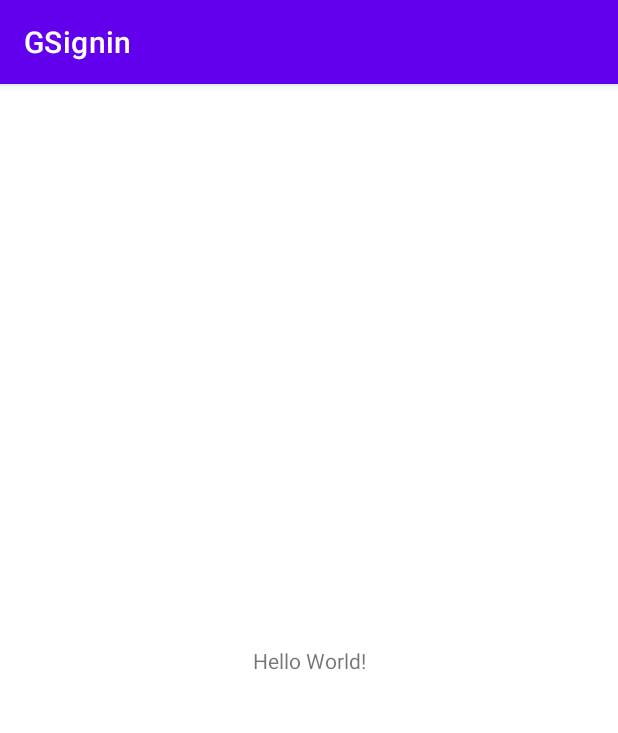
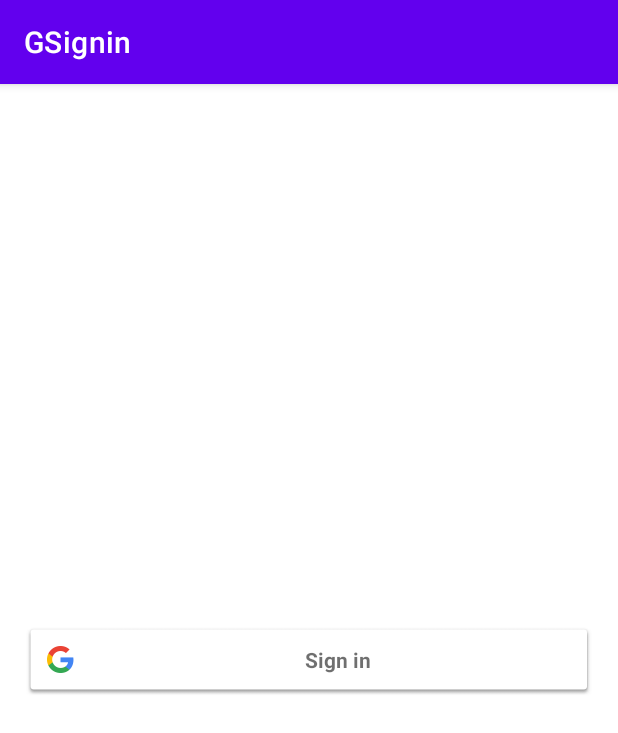
Before and after one commit to shaheenwork/GoogleSignin, an Android app: the screen it shows after launch (MainActivity), on a phone screen of 412 x 824 dp. Shown: the top 733 px of the screen. Run offline under Robolectric (Android 15) with nearby library versions, the phone set to English and light mode, and no system bars; our stand-ins replace Firebase (no records; nobody signed in at launch, a user with empty details on screens opened directly).

Commit message:
Google signin working

```diff
--- a/app/src/main/AndroidManifest.xml
+++ b/app/src/main/AndroidManifest.xml
@@ -1,7 +1,7 @@
 <?xml version="1.0" encoding="utf-8"?>
 <manifest xmlns:android="http://schemas.android.com/apk/res/android"
     xmlns:tools="http://schemas.android.com/tools">
-
+    <uses-permission android:name="android.permission.INTERNET"/>
     <application
         android:allowBackup="true"
         android:dataExtractionRules="@xml/data_extraction_rules"
--- a/app/src/main/java/com/example/gsignin/MainActivity.kt
+++ b/app/src/main/java/com/example/gsignin/MainActivity.kt
@@ -1,11 +1,84 @@
 package com.example.gsignin
 
+import android.content.Intent
 import androidx.appcompat.app.AppCompatActivity
 import android.os.Bundle
+import android.view.View
+import android.widget.Button
+import android.widget.Toast
+import com.google.android.gms.auth.api.signin.GoogleSignIn
+import com.google.android.gms.auth.api.signin.GoogleSignInAccount
+import com.google.android.gms.auth.api.signin.GoogleSignInClient
+import com.google.android.gms.auth.api.signin.GoogleSignInOptions
+import com.google.android.gms.common.SignInButton
+import com.google.android.gms.common.api.ApiException
+import com.google.android.gms.tasks.Task
+import com.google.firebase.FirebaseApp
+import com.google.firebase.auth.FirebaseAuth
+import com.google.firebase.auth.GoogleAuthProvider
 
 class MainActivity : AppCompatActivity() {
+    lateinit var mGoogleSignInClient: GoogleSignInClient
+    val Req_Code: Int = 123
+    private lateinit var firebaseAuth: FirebaseAuth
+
     override fun onCreate(savedInstanceState: Bundle?) {
         super.onCreate(savedInstanceState)
         setContentView(R.layout.activity_main)
+
+        FirebaseApp.initializeApp(this)
+
+        val Signin:SignInButton = findViewById(R.id.bt_sign_in);
+
+        val gso = GoogleSignInOptions.Builder(GoogleSignInOptions.DEFAULT_SIGN_IN)
+            .requestIdToken(getString(R.string.web_client_id))
+            .requestEmail()
+            .build()
+
+        mGoogleSignInClient = GoogleSignIn.getClient(this, gso)
+        firebaseAuth = FirebaseAuth.getInstance()
+
+        Signin.setOnClickListener { view: View? ->
+            Toast.makeText(this, "Logging In", Toast.LENGTH_SHORT).show()
+            signInGoogle()
+        }
+
+
     }
+
+    private fun signInGoogle() {
+        val signInIntent: Intent = mGoogleSignInClient.signInIntent
+        startActivityForResult(signInIntent, Req_Code)
+    }
+
+    // onActivityResult() function : this is where
+    // we provide the task and data for the Google Account
+    override fun onActivityResult(requestCode: Int, resultCode: Int, data: Intent?) {
+        super.onActivityResult(requestCode, resultCode, data)
+        if (requestCode == Req_Code) {
+            val task: Task<GoogleSignInAccount> = GoogleSignIn.getSignedInAccountFromIntent(data)
+            handleResult(task)
+        }
+    }
+
+    private fun handleResult(completedTask: Task<GoogleSignInAccount>) {
+        try {
+            val account: GoogleSignInAccount? = completedTask.getResult(ApiException::class.java)
+            if (account != null) {
+                UpdateUI(account)
+            }
+        } catch (e: ApiException) {
+            Toast.makeText(this, e.toString(), Toast.LENGTH_SHORT).show()
+        }
+    }
+
+    private fun UpdateUI(account: GoogleSignInAccount) {
+        val credential = GoogleAuthProvider.getCredential(account.idToken, null)
+        firebaseAuth.signInWithCredential(credential).addOnCompleteListener { task ->
+            if (task.isSuccessful) {
+                Toast.makeText(this,account.email,Toast.LENGTH_LONG).show()
+            }
+        }
+    }
+
 }
--- a/app/src/main/res/layout/activity_main.xml
+++ b/app/src/main/res/layout/activity_main.xml
@@ -1,18 +1,21 @@
 <?xml version="1.0" encoding="utf-8"?>
-<androidx.constraintlayout.widget.ConstraintLayout xmlns:android="http://schemas.android.com/apk/res/android"
+<LinearLayout xmlns:android="http://schemas.android.com/apk/res/android"
     xmlns:app="http://schemas.android.com/apk/res-auto"
     xmlns:tools="http://schemas.android.com/tools"
     android:layout_width="match_parent"
+    android:layout_gravity="center"
+    android:gravity="center"
     android:layout_height="match_parent"
     tools:context=".MainActivity">
 
-    <TextView
-        android:layout_width="wrap_content"
+    <com.google.android.gms.common.SignInButton
+        android:id="@+id/bt_sign_in"
+        android:layout_width="match_parent"
         android:layout_height="wrap_content"
-        android:text="Hello World!"
-        app:layout_constraintBottom_toBottomOf="parent"
-        app:layout_constraintEnd_toEndOf="parent"
-        app:layout_constraintStart_toStartOf="parent"
-        app:layout_constraintTop_toTopOf="parent" />
+        android:layout_centerInParent="true"
+        android:layout_marginStart="16dp"
+        android:layout_marginTop="16dp"
+        android:layout_marginEnd="16dp"
+        android:layout_marginBottom="16dp" />
 
-</androidx.constraintlayout.widget.ConstraintLayout>
+</LinearLayout>
--- a/app/src/main/res/values/strings.xml
+++ b/app/src/main/res/values/strings.xml
@@ -1,3 +1,4 @@
 <resources>
     <string name="app_name">GSignin</string>
+    <string name="web_client_id">196015526601-59j49c91ckdpfqfcf2hpspfd78vo23gr.apps.googleusercontent.com</string>
 </resources>
--- a/build.gradle
+++ b/build.gradle
@@ -1,4 +1,8 @@
-// Top-level build file where you can add configuration options common to all sub-projects/modules.
+buildscript {
+    dependencies {
+        classpath 'com.google.gms:google-services:4.3.14'
+    }
+}// Top-level build file where you can add configuration options common to all sub-projects/modules.
 plugins {
     id 'com.android.application' version '7.4.2' apply false
     id 'com.android.library' version '7.4.2' apply false
```
Also changed, not shown: app/build.gradle (+6 -2 lines), 1 other file.
